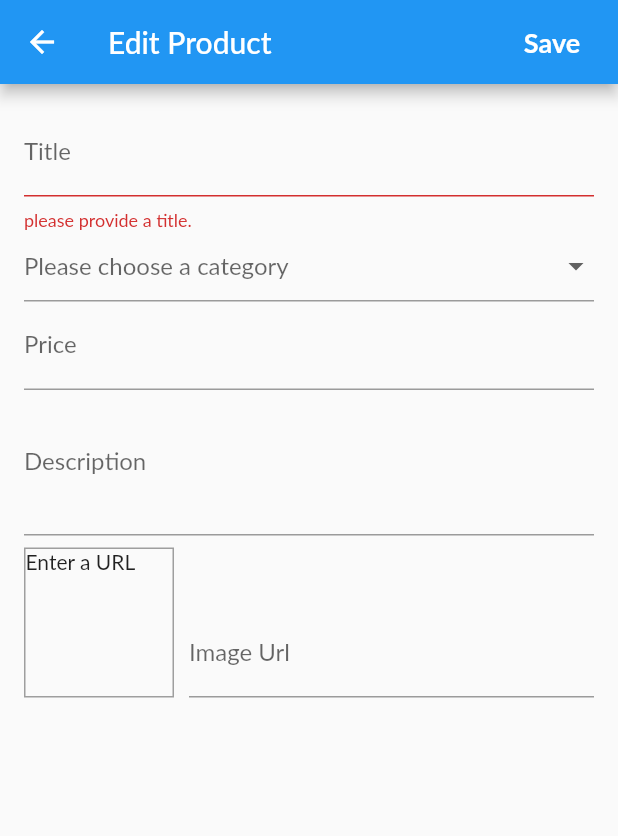
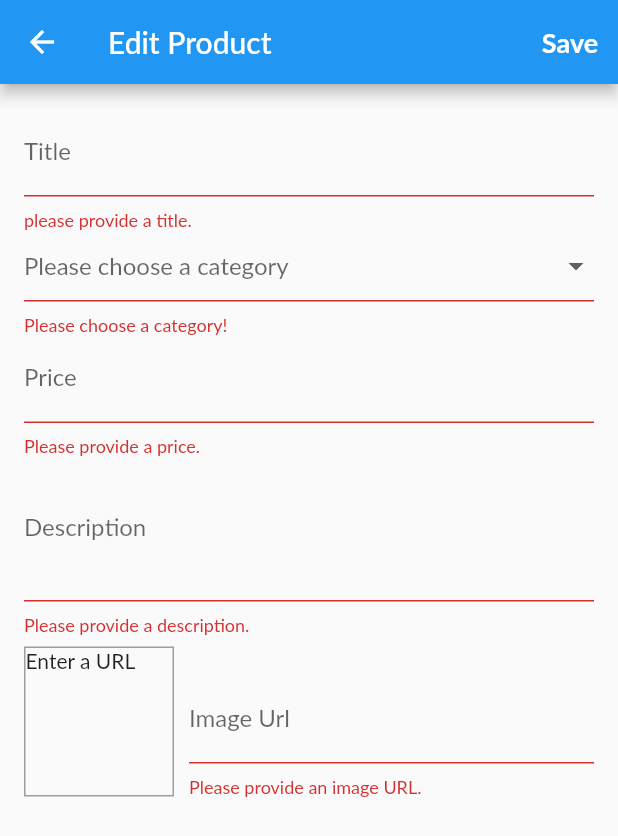
Before and after one commit to ahmed-ibrahim-salim/Market, a Flutter app: the EditProductScreen screen opened by its route, after a tap on "Save", on a phone screen of 412 x 824 dp. Shown: the top 836 px of the screen. Run offline on Flutter 3.47's test engine with Material 2 defaults, Android fonts, the phone set to English and light mode, and no system bars; network calls fail; Roboto replaces fonts that are missing (Lato).

Commit message:
can edit product

```diff
--- a/lib/providers/product.dart
+++ b/lib/providers/product.dart
@@ -28,7 +28,7 @@ class Product with ChangeNotifier {
     this.description,
     this.price,
     this.imageUrl,
-    this.isFavourite,
+    this.isFavourite = false,
   });
   void addProductToFavourite(Product prod) {
     prod.isFavourite = !prod.isFavourite;
--- a/lib/screens/AddOrEditProduct.dart
+++ b/lib/screens/AddOrEditProduct.dart
@@ -1,5 +1,7 @@
 import 'package:Market/providers/product.dart';
+import 'package:Market/providers/products.dart';
 import 'package:flutter/material.dart';
+import 'package:provider/provider.dart';
 
 class EditProductScreen extends StatefulWidget {
   static const routeName = '/Edit-product';
@@ -25,6 +27,51 @@ class _EditProductScreenState extends State<EditProductScreen> {
     description: '',
     imageUrl: '',
   );
+  var _initValues = {
+    'title': '',
+    'categoryId': '',
+    'description': '',
+    'price': '',
+    'imageURL': '',
+  };
+  var _isInit = true;
+  @override
+  void didChangeDependencies() {
+    if (_isInit) {
+      final prodId = ModalRoute.of(context).settings.arguments as String;
+      if (prodId != null) {
+        _editedProd = Provider.of<Products>(context, listen: false)
+            .productItems
+            .firstWhere((element) => element.id == prodId);
+        _initValues = {
+          'title': _editedProd.title,
+          'categoryId': _editedProd.categoryId,
+          'description': _editedProd.description,
+          'price': _editedProd.price.toString(),
+          'imageURL': '',
+        };
+        _imageURLController.text = _editedProd.imageUrl;
+      }
+    }
+    _isInit = false;
+    super.didChangeDependencies();
+  }
+
+  void _saveForm() {
+    final isValid = _form.currentState.validate();
+    if (!isValid) {
+      return;
+    }
+    _form.currentState.save();
+    if (_editedProd.id != null) {
+      Provider.of<Products>(context, listen: false)
+          .updateProduct(_editedProd.id, _editedProd);
+    } else {
+      Provider.of<Products>(context, listen: false).addNewProduct(_editedProd);
+    }
+    Navigator.of(context).pop();
+  }
+
   @override
   void initState() {
     _imageURLFocusNode.addListener(_updateImageURL);
@@ -48,22 +95,13 @@ class _EditProductScreenState extends State<EditProductScreen> {
     super.dispose();
   }
 
-  void _saveForm() {
-    final isValid = _form.currentState.validate();
-    if (!isValid) {
-      return;
-    }
-    _form.currentState.save();
-    print(_editedProd.title);
-  }
-
   @override
   Widget build(BuildContext context) {
     return Scaffold(
       appBar: AppBar(
         title: Text('Edit Product'),
         actions: <Widget>[
-          FlatButton(
+          TextButton(
               onPressed: () {
                 _saveForm();
               },
@@ -83,6 +121,7 @@ class _EditProductScreenState extends State<EditProductScreen> {
           child: ListView(
             children: <Widget>[
               TextFormField(
+                initialValue: _initValues['title'],
                 decoration: InputDecoration(labelText: 'Title'),
                 textInputAction: TextInputAction.next,
                 onFieldSubmitted: (value) {
@@ -102,6 +141,7 @@ class _EditProductScreenState extends State<EditProductScreen> {
                     price: _editedProd.price,
                     description: _editedProd.description,
                     imageUrl: _editedProd.imageUrl,
+                    isFavourite: _editedProd.isFavourite,
                   );
                 },
               ),
@@ -119,6 +159,12 @@ class _EditProductScreenState extends State<EditProductScreen> {
                     value: category,
                   );
                 }).toList(),
+                validator: (value) {
+                  if (value == null) {
+                    return 'Please choose a category!';
+                  }
+                  return null;
+                },
                 onSaved: (value) {
                   _editedProd = Product(
                     id: _editedProd.id,
@@ -127,10 +173,12 @@ class _EditProductScreenState extends State<EditProductScreen> {
                     price: _editedProd.price,
                     description: _editedProd.description,
                     imageUrl: _editedProd.imageUrl,
+                    isFavourite: _editedProd.isFavourite,
                   );
                 },
               ),
               TextFormField(
+                initialValue: _initValues['price'],
                 decoration: InputDecoration(labelText: 'Price'),
                 textInputAction: TextInputAction.next,
                 keyboardType: TextInputType.number,
@@ -138,14 +186,18 @@ class _EditProductScreenState extends State<EditProductScreen> {
                 onFieldSubmitted: (value) {
                   FocusScope.of(context).requestFocus(_descriptionFocusNode);
                 },
-                // validator: (value) {
-                //   if (value.isEmpty) {
-                //     return 'Please provide a price.';
-                //   }
-                //   if (double.tryParse(value) == null) {
-                //     return 'Please enter a valid number.';
-                //   }
-                // },
+                validator: (value) {
+                  if (value.isEmpty) {
+                    return 'Please provide a price.';
+                  }
+                  if (double.tryParse(value) == null) {
+                    return 'Please enter a valid number.';
+                  }
+                  if (double.parse(value) <= 0) {
+                    return 'Please enter a number greater than Zero!';
+                  }
+                  return null;
+                },
                 onSaved: (value) {
                   _editedProd = Product(
                     id: _editedProd.id,
@@ -154,10 +206,12 @@ class _EditProductScreenState extends State<EditProductScreen> {
                     price: double.parse(value),
                     description: _editedProd.description,
                     imageUrl: _editedProd.imageUrl,
+                    isFavourite: _editedProd.isFavourite,
                   );
                 },
               ),
               TextFormField(
+                  initialValue: _initValues['description'],
                   decoration: InputDecoration(labelText: 'Description'),
                   maxLines: 3,
                   keyboardType: TextInputType.multiline,
@@ -174,9 +228,18 @@ class _EditProductScreenState extends State<EditProductScreen> {
                       price: _editedProd.price,
                       description: value,
                       imageUrl: _editedProd.imageUrl,
+                      isFavourite: _editedProd.isFavourite,
                     );
                   },
-              ),
+                  validator: (value) {
+                    if (value.isEmpty) {
+                      return 'Please provide a description.';
+                    }
+                    if (value.length < 10) {
+                      return 'should be at least 10 characters!';
+                    }
+                    return null;
+                  }),
               Row(
                 crossAxisAlignment: CrossAxisAlignment.end,
                 children: <Widget>[
@@ -211,9 +274,15 @@ class _EditProductScreenState extends State<EditProductScreen> {
                             price: _editedProd.price,
                             description: _editedProd.description,
                             imageUrl: value,
+                            isFavourite: _editedProd.isFavourite,
                           );
                         },
-                    ),
+                        validator: (value) {
+                          if (value.isEmpty) {
+                            return 'Please provide an image URL.';
+                          }
+                          return null;
+                        }),
                   ),
                 ],
               ),
--- a/lib/widgets/myProducts.dart
+++ b/lib/widgets/myProducts.dart
@@ -1,5 +1,6 @@
 import 'package:Market/providers/product.dart';
 import 'package:Market/providers/products.dart';
+import 'package:Market/screens/AddOrEditProduct.dart';
 import 'package:flutter/material.dart';
 import 'package:provider/provider.dart';
 
@@ -22,7 +23,10 @@ class MyProductsItemWidget extends StatelessWidget {
             children: [
               IconButton(
                 icon: Icon(Icons.edit),
-                onPressed: () {},
+                onPressed: () {
+                  Navigator.of(context).pushNamed(EditProductScreen.routeName,
+                      arguments: product.id);
+                },
                 color: Theme.of(context).primaryColor,
               ),
               IconButton(
--- a/pubspec.yaml
+++ b/pubspec.yaml
@@ -12,7 +12,7 @@ environment:
 dependencies:
   flutter:
     sdk: flutter
-  provider: ^3.0.0
+  provider: ^4.0.0
 
 
   cupertino_icons: ^1.0.0
```
Also changed, not shown: lib/providers/products.dart (+16 -16 lines), lib/widgets/favouriteItems.dart (+25 -7 lines), lib/widgets/product_item.dart (+24 -8 lines). Lines whose indentation alone changed are shown as unchanged.
